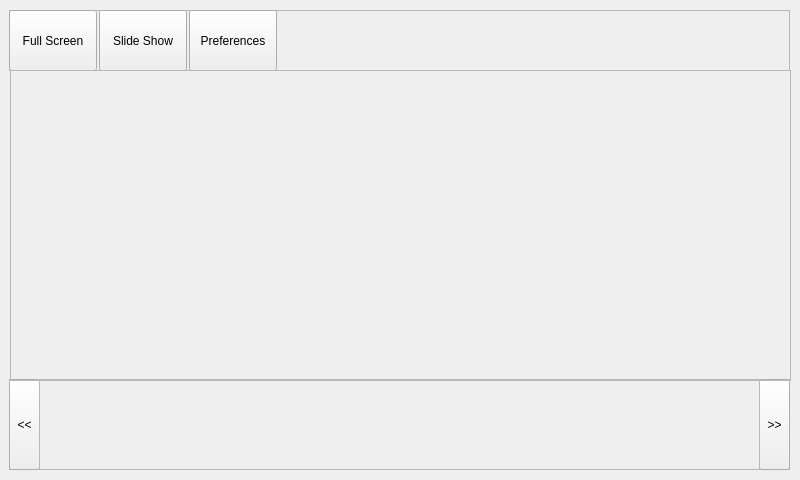
cakturk/ImageViewer, file widget.ui: the form before one commit.
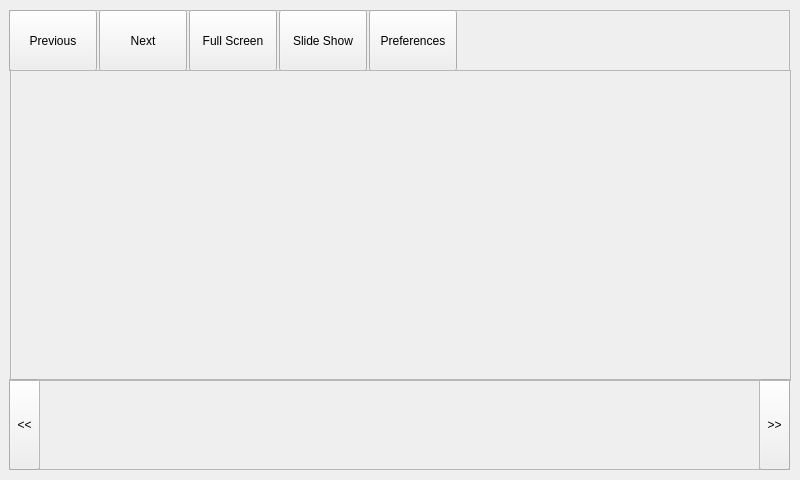
The form after the commit.

The edit to the form file:
```diff
--- a/widget.ui
+++ b/widget.ui
@@ -31,7 +31,7 @@
    <widget class="QPushButton" name="buttonFullscreen">
     <property name="geometry">
      <rect>
-      <x>0</x>
+      <x>180</x>
       <y>0</y>
       <width>88</width>
       <height>61</height>
@@ -44,7 +44,7 @@
    <widget class="QPushButton" name="buttonSlideshow">
     <property name="geometry">
      <rect>
-      <x>90</x>
+      <x>270</x>
       <y>0</y>
       <width>88</width>
       <height>61</height>
@@ -57,7 +57,7 @@
    <widget class="QPushButton" name="buttoPreferences">
     <property name="geometry">
      <rect>
-      <x>180</x>
+      <x>360</x>
       <y>0</y>
       <width>88</width>
       <height>61</height>
@@ -67,6 +67,32 @@
      <string>Preferences</string>
     </property>
    </widget>
+   <widget class="QPushButton" name="buttonPrevious">
+    <property name="geometry">
+     <rect>
+      <x>0</x>
+      <y>0</y>
+      <width>88</width>
+      <height>61</height>
+     </rect>
+    </property>
+    <property name="text">
+     <string>Previous</string>
+    </property>
+   </widget>
+   <widget class="QPushButton" name="buttonNext">
+    <property name="geometry">
+     <rect>
+      <x>90</x>
+      <y>0</y>
+      <width>88</width>
+      <height>61</height>
+     </rect>
+    </property>
+    <property name="text">
+     <string>Next</string>
+    </property>
+   </widget>
   </widget>
   <widget class="QFrame" name="frameBottom">
    <property name="geometry">
@@ -83,7 +109,7 @@
    <property name="frameShadow">
     <enum>QFrame::Raised</enum>
    </property>
-   <widget class="QToolButton" name="buttonPrevious">
+   <widget class="QToolButton" name="buttonPreviousThumbs">
     <property name="geometry">
      <rect>
       <x>0</x>
@@ -99,7 +125,7 @@
      <string>&lt;&lt;</string>
     </property>
    </widget>
-   <widget class="QToolButton" name="buttonNext">
+   <widget class="QToolButton" name="buttonNextThumbs">
     <property name="geometry">
      <rect>
       <x>750</x>
```
